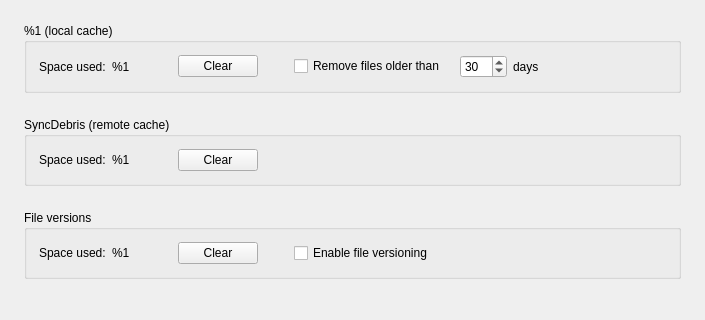
Above: src/MEGASync/gui/ui/SettingsDialog.ui from meganz/MEGAsync before the change; both pictures show x 0 to 705 and y 275 to 595 of the 705 by 765 pixel window. Below: the same form after it.
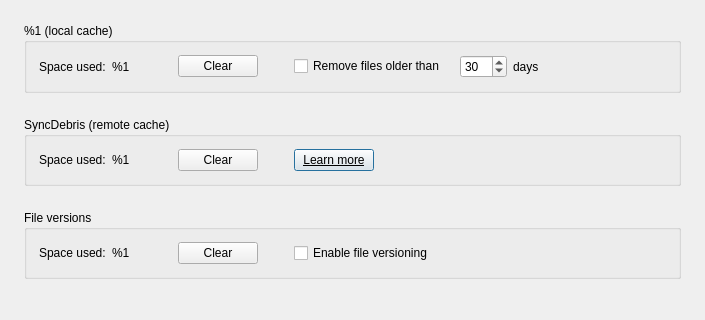
That is the form after the change. The open tabs and pages were chosen to show the change. Icons and pictures are not drawn. Custom widgets are drawn as their Qt base class.

Commit message: SAT-792.Desktop app - Add a help link to SyncDebris in the General tab

What changed in the file:
```diff
--- a/src/MEGASync/gui/ui/SettingsDialog.ui
+++ b/src/MEGASync/gui/ui/SettingsDialog.ui
@@ -2712,6 +2712,43 @@
             </property>
            </widget>
           </item>
+          <item>
+           <spacer name="horizontalSpacer_11">
+            <property name="orientation">
+             <enum>Qt::Horizontal</enum>
+            </property>
+            <property name="sizeType">
+             <enum>QSizePolicy::Fixed</enum>
+            </property>
+            <property name="sizeHint" stdset="0">
+             <size>
+              <width>30</width>
+              <height>0</height>
+             </size>
+            </property>
+           </spacer>
+          </item>
+          <item>
+           <widget class="QPushButton" name="bLearnMore">
+            <property name="font">
+             <font>
+              <underline>true</underline>
+             </font>
+            </property>
+            <property name="cursor">
+             <cursorShape>PointingHandCursor</cursorShape>
+            </property>
+            <property name="text">
+             <string>Learn more</string>
+            </property>
+            <property name="type" stdset="0">
+             <string notr="true">link</string>
+            </property>
+            <property name="dimension" stdset="0">
+             <string notr="true">medium</string>
+            </property>
+           </widget>
+          </item>
           <item>
            <spacer name="horizontalSpacer_20">
             <property name="orientation">
```
Left out of the diff: 8 changed lines with no effect on the pictures. The commit also changes 5 other files.
